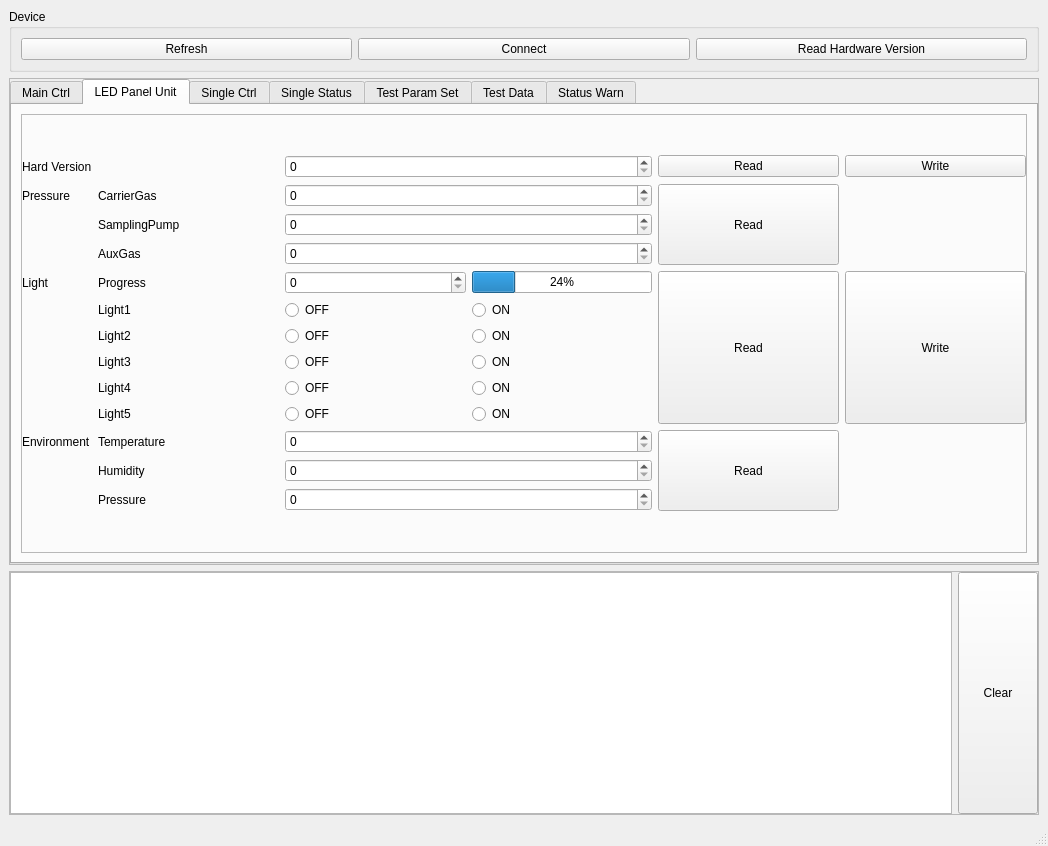
Old version of the form src/ChromXApp/mainwindow.ui in the repository liyangfamily/ChromX.
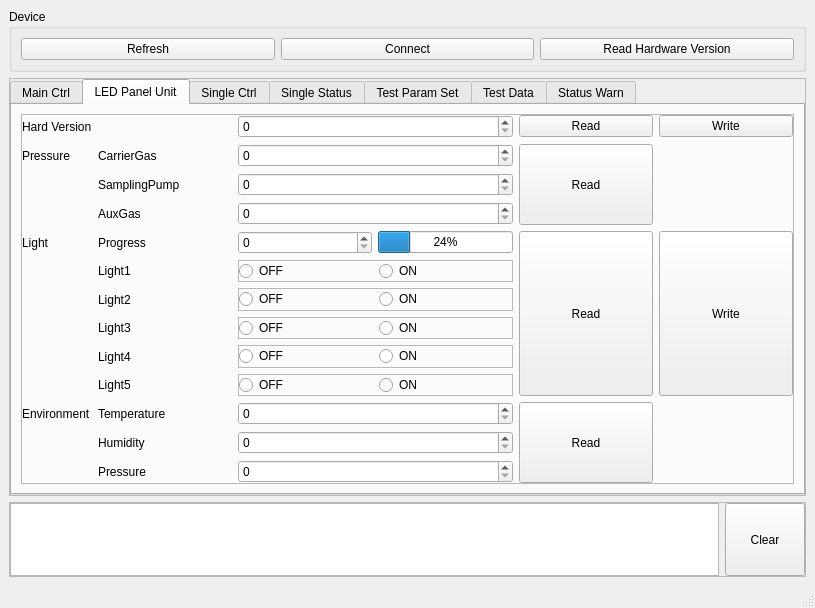
New version of the form. The open tabs and pages were chosen to show the change.

Commit message:
[bugfix][ChromX][mainwindow.ui] fixed LED Panel Light RadioButton autoExclusive Checked Status
[what] 1、修复LED板上灯的单选按钮自动互斥的选定状态

[why] 之前所有的灯的单选按钮一起互斥

[how] 需要改成每个灯的单选按钮自己互斥

Patch:
```diff
--- a/src/ChromXApp/mainwindow.ui
+++ b/src/ChromXApp/mainwindow.ui
@@ -6,8 +6,8 @@
    <rect>
     <x>0</x>
     <y>0</y>
-    <width>1048</width>
-    <height>846</height>
+    <width>815</width>
+    <height>608</height>
    </rect>
   </property>
   <property name="windowTitle">
@@ -233,13 +233,6 @@
                   </property>
                  </widget>
                 </item>
-                <item row="5" column="3">
-                 <widget class="QRadioButton" name="radioBtnLEDLight1ON">
-                  <property name="text">
-                   <string>ON</string>
-                  </property>
-                 </widget>
-                </item>
                 <item row="4" column="0">
                  <widget class="QLabel" name="labelLEDLight">
                   <property name="text">
@@ -247,13 +240,6 @@
                   </property>
                  </widget>
                 </item>
-                <item row="8" column="2">
-                 <widget class="QRadioButton" name="radioBtnLEDLight4OFF">
-                  <property name="text">
-                   <string>OFF</string>
-                  </property>
-                 </widget>
-                </item>
                 <item row="10" column="1">
                  <widget class="QLabel" name="labelLEDEnvTemperature">
                   <property name="text">
@@ -341,20 +327,6 @@
                   </property>
                  </widget>
                 </item>
-                <item row="6" column="3">
-                 <widget class="QRadioButton" name="radioBtnLEDLight2ON">
-                  <property name="text">
-                   <string>ON</string>
-                  </property>
-                 </widget>
-                </item>
-                <item row="6" column="2">
-                 <widget class="QRadioButton" name="radioBtnLEDLight2OFF">
-                  <property name="text">
-                   <string>OFF</string>
-                  </property>
-                 </widget>
-                </item>
                 <item row="2" column="1">
                  <widget class="QLabel" name="labelLEDSamplingPump">
                   <property name="text">
@@ -389,13 +361,6 @@
                   </property>
                  </widget>
                 </item>
-                <item row="7" column="3">
-                 <widget class="QRadioButton" name="radioBtnLEDLight3ON">
-                  <property name="text">
-                   <string>ON</string>
-                  </property>
-                 </widget>
-                </item>
                 <item row="0" column="4">
                  <widget class="QPushButton" name="btnReadLEDHardVer">
                   <property name="text">
@@ -410,13 +375,6 @@
                   </property>
                  </widget>
                 </item>
-                <item row="9" column="2">
-                 <widget class="QRadioButton" name="radioBtnLEDLight5OFF">
-                  <property name="text">
-                   <string>OFF</string>
-                  </property>
-                 </widget>
-                </item>
                 <item row="5" column="1">
                  <widget class="QLabel" name="labelLEDLight1">
                   <property name="text">
@@ -431,13 +389,6 @@
                   </property>
                  </widget>
                 </item>
-                <item row="5" column="2">
-                 <widget class="QRadioButton" name="radioBtnLEDLight1OFF">
-                  <property name="text">
-                   <string>OFF</string>
-                  </property>
-                 </widget>
-                </item>
                 <item row="4" column="1">
                  <widget class="QLabel" name="labelLEDProgress">
                   <property name="text">
@@ -459,20 +410,6 @@
                   </property>
                  </widget>
                 </item>
-                <item row="9" column="3">
-                 <widget class="QRadioButton" name="radioBtnLEDLight5ON">
-                  <property name="text">
-                   <string>ON</string>
-                  </property>
-                 </widget>
-                </item>
-                <item row="8" column="3">
-                 <widget class="QRadioButton" name="radioBtnLEDLight4ON">
-                  <property name="text">
-                   <string>ON</string>
-                  </property>
-                 </widget>
-                </item>
                 <item row="7" column="1">
                  <widget class="QLabel" name="labelLEDLight3">
                   <property name="text">
@@ -480,13 +417,6 @@
                   </property>
                  </widget>
                 </item>
-                <item row="7" column="2">
-                 <widget class="QRadioButton" name="radioBtnLEDLight3OFF">
-                  <property name="text">
-                   <string>OFF</string>
-                  </property>
-                 </widget>
-                </item>
                 <item row="1" column="2" colspan="2">
                  <widget class="QSpinBox" name="spinBoxLEDCarrierGas">
                   <property name="maximum">
@@ -555,6 +485,196 @@
                   </property>
                  </widget>
                 </item>
+                <item row="5" column="2" colspan="2">
+                 <widget class="QFrame" name="frame_11">
+                  <property name="frameShape">
+                   <enum>QFrame::StyledPanel</enum>
+                  </property>
+                  <property name="frameShadow">
+                   <enum>QFrame::Raised</enum>
+                  </property>
+                  <layout class="QHBoxLayout" name="horizontalLayout_6">
+                   <property name="leftMargin">
+                    <number>0</number>
+                   </property>
+                   <property name="topMargin">
+                    <number>0</number>
+                   </property>
+                   <property name="rightMargin">
+                    <number>0</number>
+                   </property>
+                   <property name="bottomMargin">
+                    <number>0</number>
+                   </property>
+                   <item>
+                    <widget class="QRadioButton" name="radioBtnLEDLight1OFF">
+                     <property name="text">
+                      <string>OFF</string>
+                     </property>
+                    </widget>
+                   </item>
+                   <item>
+                    <widget class="QRadioButton" name="radioBtnLEDLight1ON">
+                     <property name="text">
+                      <string>ON</string>
+                     </property>
+                    </widget>
+                   </item>
+                  </layout>
+                 </widget>
+                </item>
+                <item row="6" column="2" colspan="2">
+                 <widget class="QFrame" name="frame_12">
+                  <property name="frameShape">
+                   <enum>QFrame::StyledPanel</enum>
+                  </property>
+                  <property name="frameShadow">
+                   <enum>QFrame::Raised</enum>
+                  </property>
+                  <layout class="QHBoxLayout" name="horizontalLayout_7">
+                   <property name="leftMargin">
+                    <number>0</number>
+                   </property>
+                   <property name="topMargin">
+                    <number>0</number>
+                   </property>
+                   <property name="rightMargin">
+                    <number>0</number>
+                   </property>
+                   <property name="bottomMargin">
+                    <number>0</number>
+                   </property>
+                   <item>
+                    <widget class="QRadioButton" name="radioBtnLEDLight2OFF">
+                     <property name="text">
+                      <string>OFF</string>
+                     </property>
+                    </widget>
+                   </item>
+                   <item>
+                    <widget class="QRadioButton" name="radioBtnLEDLight2ON">
+                     <property name="text">
+                      <string>ON</string>
+                     </property>
+                    </widget>
+                   </item>
+                  </layout>
+                 </widget>
+                </item>
+                <item row="7" column="2" colspan="2">
+                 <widget class="QFrame" name="frame_13">
+                  <property name="frameShape">
+                   <enum>QFrame::StyledPanel</enum>
+                  </property>
+                  <property name="frameShadow">
+                   <enum>QFrame::Raised</enum>
+                  </property>
+                  <layout class="QHBoxLayout" name="horizontalLayout_8">
+                   <property name="leftMargin">
+                    <number>0</number>
+                   </property>
+                   <property name="topMargin">
+                    <number>0</number>
+                   </property>
+                   <property name="rightMargin">
+                    <number>0</number>
+                   </property>
+                   <property name="bottomMargin">
+                    <number>0</number>
+                   </property>
+                   <item>
+                    <widget class="QRadioButton" name="radioBtnLEDLight3OFF">
+                     <property name="text">
+                      <string>OFF</string>
+                     </property>
+                    </widget>
+                   </item>
+                   <item>
+                    <widget class="QRadioButton" name="radioBtnLEDLight3ON">
+                     <property name="text">
+                      <string>ON</string>
+                     </property>
+                    </widget>
+                   </item>
+                  </layout>
+                 </widget>
+                </item>
+                <item row="8" column="2" colspan="2">
+                 <widget class="QFrame" name="frame_14">
+                  <property name="frameShape">
+                   <enum>QFrame::StyledPanel</enum>
+                  </property>
+                  <property name="frameShadow">
+                   <enum>QFrame::Raised</enum>
+                  </property>
+                  <layout class="QHBoxLayout" name="horizontalLayout_9">
+                   <property name="leftMargin">
+                    <number>0</number>
+                   </property>
+                   <property name="topMargin">
+                    <number>0</number>
+                   </property>
+                   <property name="rightMargin">
+                    <number>0</number>
+                   </property>
+                   <property name="bottomMargin">
+                    <number>0</number>
+                   </property>
+                   <item>
+                    <widget class="QRadioButton" name="radioBtnLEDLight4OFF">
+                     <property name="text">
+                      <string>OFF</string>
+                     </property>
+                    </widget>
+                   </item>
+                   <item>
+                    <widget class="QRadioButton" name="radioBtnLEDLight4ON">
+                     <property name="text">
+                      <string>ON</string>
+                     </property>
+                    </widget>
+                   </item>
+                  </layout>
+                 </widget>
+                </item>
+                <item row="9" column="2" colspan="2">
+                 <widget class="QFrame" name="frame_15">
+                  <property name="frameShape">
+                   <enum>QFrame::StyledPanel</enum>
+                  </property>
+                  <property name="frameShadow">
+                   <enum>QFrame::Raised</enum>
+                  </property>
+                  <layout class="QHBoxLayout" name="horizontalLayout_10">
+                   <property name="leftMargin">
+                    <number>0</number>
+                   </property>
+                   <property name="topMargin">
+                    <number>0</number>
+                   </property>
+                   <property name="rightMargin">
+                    <number>0</number>
+                   </property>
+                   <property name="bottomMargin">
+                    <number>0</number>
+                   </property>
+                   <item>
+                    <widget class="QRadioButton" name="radioBtnLEDLight5OFF">
+                     <property name="text">
+                      <string>OFF</string>
+                     </property>
+                    </widget>
+                   </item>
+                   <item>
+                    <widget class="QRadioButton" name="radioBtnLEDLight5ON">
+                     <property name="text">
+                      <string>ON</string>
+                     </property>
+                    </widget>
+                   </item>
+                  </layout>
+                 </widget>
+                </item>
                </layout>
               </item>
              </layout>
```
Left out of the diff: 4 changed lines with no effect on the pictures.
